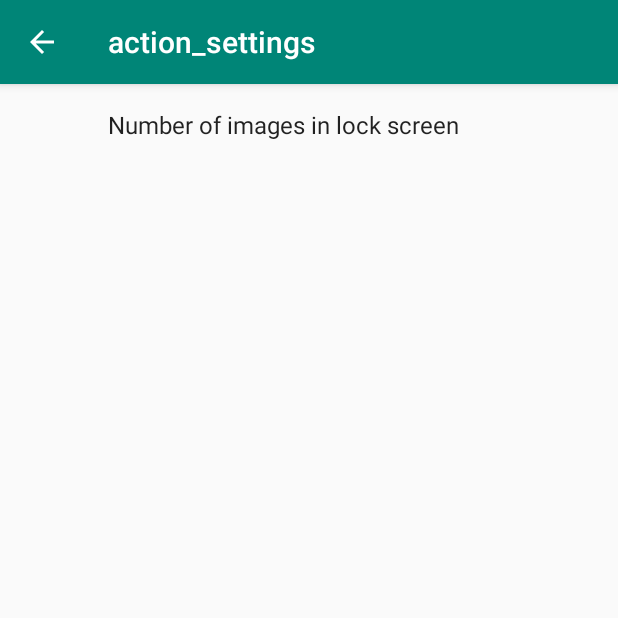
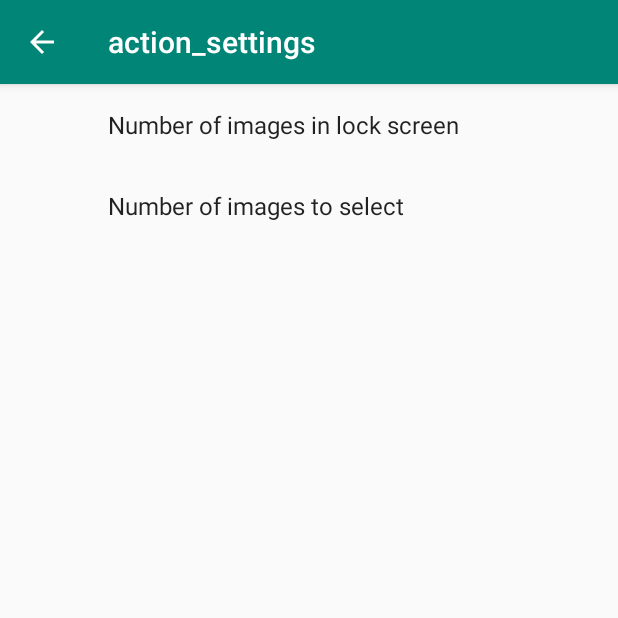
Before and after one commit to teliran/IdByImage, an Android app: the SettingsActivity screen opened directly, with no data from a screen before it, on a phone screen of 412 x 824 dp, the top half of it. Run offline under Robolectric (Android 15) with nearby library versions, the phone set to English and light mode, and no system bars; our stand-ins replace androidx.preference.

Commit message:
fix settings crash

```diff
--- a/app/src/main/java/com/hey/idbyimage/idbyimage/SettingsActivity.java
+++ b/app/src/main/java/com/hey/idbyimage/idbyimage/SettingsActivity.java
@@ -4,6 +4,7 @@ import android.support.v4.app.NavUtils;
 import android.support.v7.app.ActionBar;
 import android.support.v7.app.AppCompatActivity;
 import android.os.Bundle;
+import android.util.Log;
 import android.view.MenuItem;
 import android.content.SharedPreferences;
 import android.preference.PreferenceManager;
@@ -42,9 +43,9 @@ public class SettingsActivity extends AppCompatActivity implements SharedPrefere
     @Override
     public void onSharedPreferenceChanged(SharedPreferences sharedPreferences, String key) {
         if (key.equals("pref_num_images_3x3")) {
-            //TODO
+            Log.i("Setting","3X3");
         }
-
+        Log.i("Setting","3X2");
     }
 
     @Override
--- a/app/src/main/res/values/arrays.xml
+++ b/app/src/main/res/values/arrays.xml
@@ -5,7 +5,21 @@
         <item>@string/pref_num_images_2x3</item>
     </array>
 
-    <string-array name="pref_num_images_values" />
-    <string name="pref_num_images_3x3">3X3</string>
-    <string name="pref_num_images_2x3">2X3</string>
+    <array name="pref_num_images_values">
+        <item>@string/pref_num_images_3x3</item>
+        <item>@string/pref_num_images_2x3</item>
+    </array>
+
+    <array name="pref_num_images_to_select_labels">
+        <item>@string/pref_num_images_2</item>
+        <item>@string/pref_num_images_3</item>
+        <item>@string/pref_num_images_4</item>
+    </array>
+
+    <array name="pref_num_images_to_select_values">
+        <item>@string/pref_num_images_2</item>
+        <item>@string/pref_num_images_3</item>
+        <item>@string/pref_num_images_4</item>
+    </array>
+
 </resources>
--- a/app/src/main/res/values/strings.xml
+++ b/app/src/main/res/values/strings.xml
@@ -83,4 +83,13 @@
     <string name="action_settings">action_settings</string>
     <string name="Number_of_images_screen">Lock Screen</string>
     <string name="Number_of_images_in_lock_screen">Number of images in lock screen</string>
+
+    <string name="pref_num_images_3x3">3X3</string>
+    <string name="pref_num_images_2x3">2X3</string>
+    <string name="pref_num_images_to_select_3">3</string>
+    <string name="Number_selected_images">Number of images</string>
+    <string name="Number_of_images_to_select">Number of images to select</string>
+    <string name="pref_num_images_2">2</string>
+    <string name="pref_num_images_3">3</string>
+    <string name="pref_num_images_4">4</string>
 </resources>
--- a/app/src/main/res/xml/settings_pref.xml
+++ b/app/src/main/res/xml/settings_pref.xml
@@ -2,10 +2,17 @@
 <PreferenceScreen xmlns:android="http://schemas.android.com/apk/res/android">
 
     <ListPreference
-        android:defaultValue="pref_3x3_value"
+        android:defaultValue="@string/pref_num_images_3x3"
         android:entries="@array/pref_num_images_labels"
         android:entryValues="@array/pref_num_images_values"
         android:key="@string/Number_of_images_screen"
         android:title="@string/Number_of_images_in_lock_screen"/>
 
+    <ListPreference
+        android:defaultValue="@string/pref_num_images_to_select_3"
+        android:entries="@array/pref_num_images_to_select_labels"
+        android:entryValues="@array/pref_num_images_to_select_values"
+        android:key="@string/Number_selected_images"
+        android:title="@string/Number_of_images_to_select"/>
+
 </PreferenceScreen>
```
